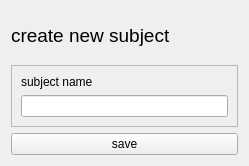
Before: the Qt Designer form ui/add_and_edit_subject.ui in dop14/monkmode, drawn with Qt 5.
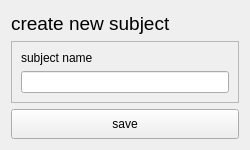
After: the same form once the commit is applied.

What changed in the file:
```diff
--- a/ui/add_and_edit_subject.ui
+++ b/ui/add_and_edit_subject.ui
@@ -6,10 +6,16 @@
    <rect>
     <x>0</x>
     <y>0</y>
-    <width>249</width>
-    <height>166</height>
+    <width>250</width>
+    <height>150</height>
    </rect>
   </property>
+  <property name="maximumSize">
+   <size>
+    <width>300</width>
+    <height>200</height>
+   </size>
+  </property>
   <property name="windowTitle">
    <string>Form</string>
   </property>
@@ -50,6 +56,12 @@
    </item>
    <item>
     <widget class="QPushButton" name="save_btn">
+     <property name="minimumSize">
+      <size>
+       <width>0</width>
+       <height>30</height>
+      </size>
+     </property>
      <property name="text">
       <string>save</string>
      </property>
```
